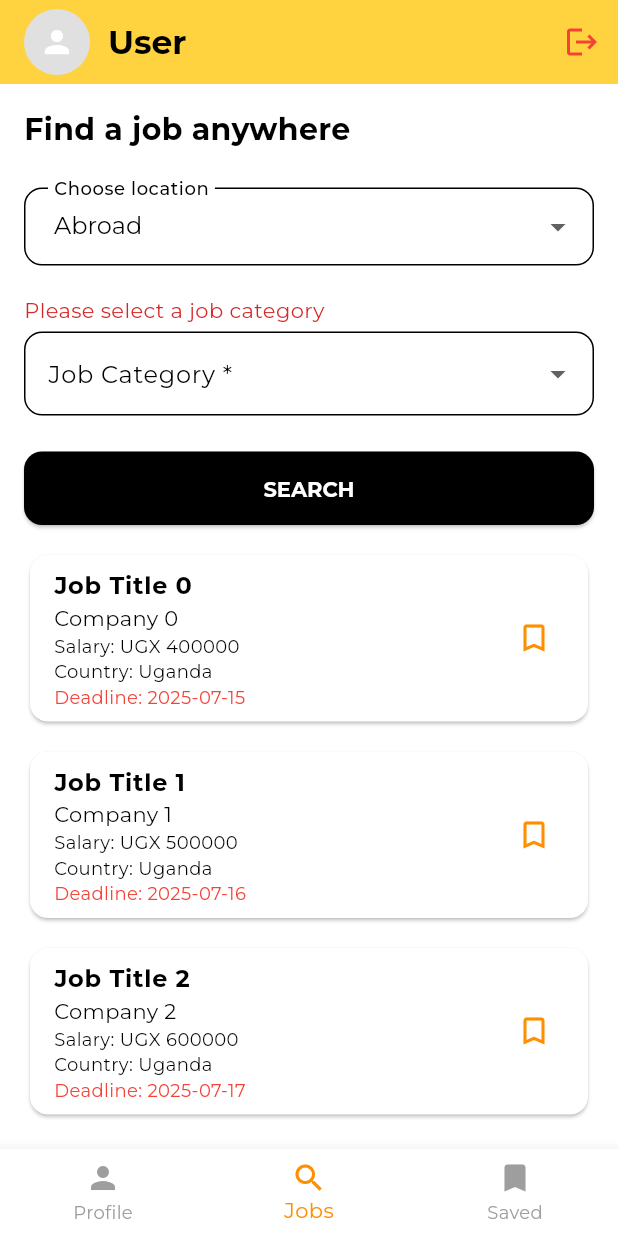
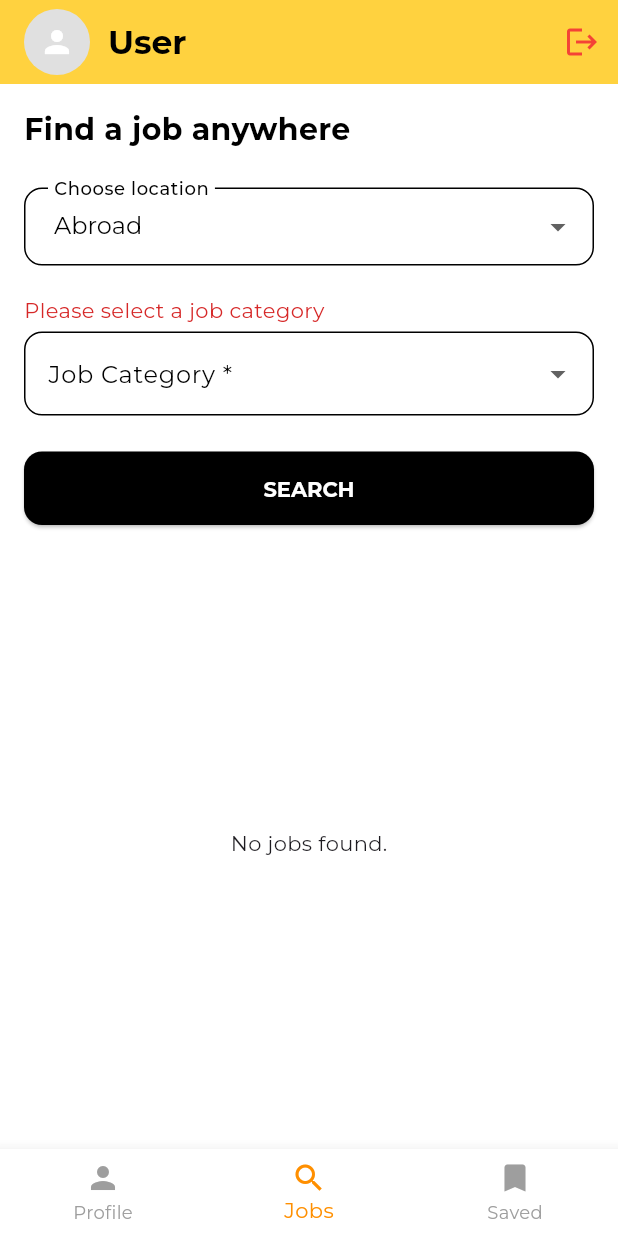
Before and after one commit to jobpopapp/jobpop1, a Flutter app: the screen it shows after launch, after a tap on "Login", on a phone screen of 412 x 824 dp. Run offline on Flutter 3.47's test engine with Material 3 defaults, Android fonts, the light colour scheme and no system bars; our stand-ins replace google_fonts, shared_preferences, supabase_flutter; accounts and stored records are empty; generated files the repository leaves out were written again.

Commit message:
JOBS BEING QUERIED WELL FROM SUPABASE 1-JULY-2025

```diff
--- a/lib/screens/job_list_screen.dart
+++ b/lib/screens/job_list_screen.dart
@@ -18,11 +18,16 @@ class _JobListScreenState extends State<JobListScreen> {
   String? profilePhotoUrl;
   int newJobsCount = 3; // Replace with actual logic if needed
   int _selectedIndex = 1;
+  List<Map<String, dynamic>> jobs = [];
+  bool isLoading = true;
+  String _selectedLocation = 'Abroad';
+  String? _selectedCategory;
 
   @override
   void initState() {
     super.initState();
     fetchUserProfile();
+    fetchJobs();
   }
 
   Future<void> fetchUserProfile() async {
@@ -96,6 +101,67 @@ class _JobListScreenState extends State<JobListScreen> {
           .popUntil((route) => route.isFirst);
       Navigator.pushReplacementNamed(context, '/');
     }
+  }
+
+  Future<void> fetchJobs() async {
+    setState(() {
+      isLoading = true;
+    });
+    debugPrint('fetchJobs() called');
+    try {
+      debugPrint('Fetching jobs...');
+      debugPrint('Selected location: $_selectedLocation');
+      debugPrint('Selected category: $_selectedCategory');
+      var query =
+          supabase.from('jobs').select().order('deadline', ascending: true);
+      bool filterAbroadClientSide = false;
+      if (_selectedLocation == 'Uganda') {
+        debugPrint('Applying filter: country == Uganda');
+        query = (query as dynamic).eq('country', 'Uganda');
+      } else if (_selectedLocation == 'Abroad') {
+        debugPrint(
+            'Applying filter: country != Uganda (client-side for web and all platforms)');
+        filterAbroadClientSide = true;
+        // Do not add any country filter to the query
+      }
+      if (_selectedCategory != null && _selectedCategory!.isNotEmpty) {
+        debugPrint('Applying filter: category == $_selectedCategory');
+        query = (query as dynamic).eq('category', _selectedCategory);
+      }
+      final response = await query;
+      debugPrint('Supabase response: ${response.runtimeType} $response');
+      if (response is List) {
+        List<Map<String, dynamic>> result =
+            List<Map<String, dynamic>>.from(response);
+        if (filterAbroadClientSide) {
+          debugPrint(
+              'Filtering out jobs with country == Uganda (client-side abroad filter)');
+          result = result
+              .where((job) =>
+                  (job['country'] ?? '').toString().trim().toLowerCase() !=
+                  'uganda')
+              .toList();
+        }
+        setState(() {
+          jobs = result;
+          isLoading = false;
+        });
+      } else {
+        debugPrint('Unexpected Supabase response: $response');
+        setState(() {
+          jobs = [];
+          isLoading = false;
+        });
+      }
+    } catch (e, st) {
+      debugPrint('Error fetching jobs: $e');
+      debugPrint(st.toString());
+      setState(() {
+        jobs = [];
+        isLoading = false;
+      });
+    }
+    debugPrint('fetchJobs() completed');
   }
 
   @override
@@ -179,7 +245,7 @@ class _JobListScreenState extends State<JobListScreen> {
                 )),
             const SizedBox(height: 24),
             DropdownButtonFormField<String>(
-              value: 'Abroad',
+              value: _selectedLocation,
               decoration: InputDecoration(
                 labelText: 'Choose location',
                 labelStyle: GoogleFonts.montserrat(
@@ -200,7 +266,11 @@ class _JobListScreenState extends State<JobListScreen> {
                 DropdownMenuItem(value: 'Uganda', child: Text('Uganda')),
                 DropdownMenuItem(value: 'Abroad', child: Text('Abroad')),
               ],
-              onChanged: (value) {},
+              onChanged: (value) {
+                setState(() {
+                  _selectedLocation = value ?? 'Abroad';
+                });
+              },
             ),
             const SizedBox(height: 20),
             const Align(
@@ -212,6 +282,7 @@ class _JobListScreenState extends State<JobListScreen> {
             ),
             const SizedBox(height: 4),
             DropdownButtonFormField<String>(
+              value: _selectedCategory,
               decoration: InputDecoration(
                 labelText: 'Job Category *',
                 border: OutlineInputBorder(
@@ -283,14 +354,18 @@ class _JobListScreenState extends State<JobListScreen> {
                     value: 'Other',
                     child: Text('Other', style: TextStyle(fontSize: 12))),
               ],
-              onChanged: (value) {},
+              onChanged: (value) {
+                setState(() {
+                  _selectedCategory = value;
+                });
+              },
             ),
             const SizedBox(height: 24),
             SizedBox(
               width: double.infinity,
               child: ElevatedButton(
                 onPressed: () {
-                  // Trigger job search
+                  fetchJobs();
                 },
                 style: ElevatedButton.styleFrom(
                   backgroundColor: Colors.black,
@@ -306,20 +381,19 @@ class _JobListScreenState extends State<JobListScreen> {
             ),
             const SizedBox(height: 16),
             Expanded(
-              child: ListView.separated(
+              child: isLoading
+                  ? Center(child: CircularProgressIndicator())
+                  : jobs.isEmpty
+                      ? Center(
+                          child: Text('No jobs found.',
+                              style: GoogleFonts.montserrat()))
+                      : ListView.separated(
                           padding: const EdgeInsets.only(top: 0),
-                itemCount: 5, // Replace with jobs.length when using real data
+                          itemCount: jobs.length,
                           separatorBuilder: (context, index) =>
                               const SizedBox(height: 12),
                           itemBuilder: (context, index) {
-                  // Example job data
-                  final job = {
-                    'title': 'Job Title $index',
-                    'company': 'Company $index',
-                    'salary': 'UGX ${400000 + index * 100000}',
-                    'country': 'Uganda',
-                    'deadline': '2025-07-${15 + index}',
-                  };
+                            final job = jobs[index];
                             return Card(
                               shape: RoundedRectangleBorder(
                                   borderRadius: BorderRadius.circular(12)),
@@ -332,17 +406,25 @@ class _JobListScreenState extends State<JobListScreen> {
                                   children: [
                                     Text(job['company'] ?? '',
                                         style: GoogleFonts.montserrat()),
-                          Text('Salary: ${job['salary']}',
-                              style: GoogleFonts.montserrat(fontSize: 12)),
-                          Text('Country: ${job['country']}',
-                              style: GoogleFonts.montserrat(fontSize: 12)),
-                          Text('Deadline: ${job['deadline']}',
+                                    Text('Salary: ${job['salary'] ?? ''}',
+                                        style: GoogleFonts.montserrat(
+                                            fontSize: 12)),
+                                    Text('Country: ${job['country'] ?? ''}',
+                                        style: GoogleFonts.montserrat(
+                                            fontSize: 12)),
+                                    if ((job['city'] ?? '')
+                                        .toString()
+                                        .isNotEmpty)
+                                      Text('City: ${job['city']}',
+                                          style: GoogleFonts.montserrat(
+                                              fontSize: 12)),
+                                    Text('Deadline: ${job['deadline'] ?? ''}',
                                         style: GoogleFonts.montserrat(
                                             fontSize: 12, color: Colors.red)),
                                   ],
                                 ),
-                      trailing:
-                          Icon(Icons.bookmark_border, color: Colors.amber[800]),
+                                trailing: Icon(Icons.bookmark_border,
+                                    color: Colors.amber[800]),
                                 onTap: () {
                                   Navigator.pushNamed(
                                     context,
```
Also changed, not shown: 1 other file. Lines whose indentation alone changed are shown as unchanged.
